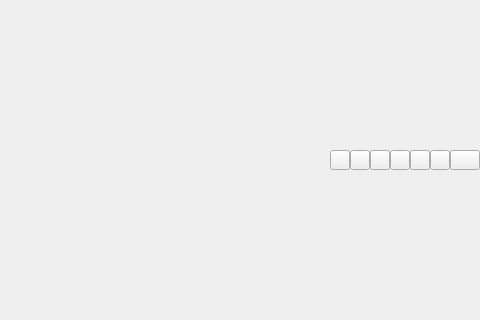
The window that FML/view/commonui/basic.ui (ruofeng216/fmlnew) describes before a commit, drawn with Qt 5; both pictures show x 136 to 616 and y 125 to 445 of the 616 by 570 pixel window.
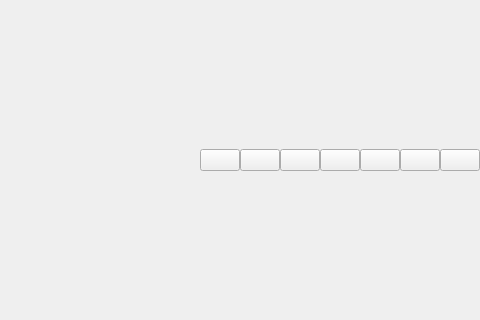
The same window after the commit. Custom widgets are drawn as their Qt base class.

```diff
--- a/FML/view/commonui/basic.ui
+++ b/FML/view/commonui/basic.ui
@@ -108,25 +108,18 @@
        </widget>
       </item>
       <item>
-       <widget class="QWidget" name="btns" native="true">
-        <layout class="QHBoxLayout" name="titleBtns">
+       <layout class="QHBoxLayout" name="btns">
          <property name="spacing">
           <number>0</number>
          </property>
          <property name="leftMargin">
           <number>0</number>
          </property>
-         <property name="topMargin">
-          <number>0</number>
-         </property>
          <property name="rightMargin">
           <number>0</number>
          </property>
-         <property name="bottomMargin">
-          <number>0</number>
-         </property>
          <item>
-          <widget class="QPushButton" name="btn_skin">
+         <widget class="PicButton" name="btn_skin">
            <property name="sizePolicy">
             <sizepolicy hsizetype="Minimum" vsizetype="Fixed">
              <horstretch>0</horstretch>
@@ -135,14 +128,14 @@
            </property>
            <property name="minimumSize">
             <size>
-             <width>20</width>
-             <height>20</height>
+            <width>0</width>
+            <height>0</height>
             </size>
            </property>
            <property name="maximumSize">
             <size>
-             <width>20</width>
-             <height>20</height>
+            <width>16777215</width>
+            <height>16777215</height>
             </size>
            </property>
            <property name="text">
@@ -157,7 +150,7 @@
           </widget>
          </item>
          <item>
-          <widget class="QPushButton" name="btn_pushpin">
+         <widget class="PicButton" name="btn_pushpin">
            <property name="sizePolicy">
             <sizepolicy hsizetype="Minimum" vsizetype="Fixed">
              <horstretch>0</horstretch>
@@ -166,14 +159,14 @@
            </property>
            <property name="minimumSize">
             <size>
-             <width>20</width>
-             <height>20</height>
+            <width>0</width>
+            <height>0</height>
             </size>
            </property>
            <property name="maximumSize">
             <size>
-             <width>20</width>
-             <height>20</height>
+            <width>16777215</width>
+            <height>16777215</height>
             </size>
            </property>
            <property name="text">
@@ -188,7 +181,7 @@
           </widget>
          </item>
          <item>
-          <widget class="QPushButton" name="btn_func">
+         <widget class="PicButton" name="btn_min">
            <property name="sizePolicy">
             <sizepolicy hsizetype="Minimum" vsizetype="Fixed">
              <horstretch>0</horstretch>
@@ -197,14 +190,14 @@
            </property>
            <property name="minimumSize">
             <size>
-             <width>20</width>
-             <height>20</height>
+            <width>0</width>
+            <height>0</height>
             </size>
            </property>
            <property name="maximumSize">
             <size>
-             <width>20</width>
-             <height>20</height>
+            <width>16777215</width>
+            <height>16777215</height>
             </size>
            </property>
            <property name="text">
@@ -219,7 +212,7 @@
           </widget>
          </item>
          <item>
-          <widget class="QPushButton" name="btn_min">
+         <widget class="PicButton" name="btn_max">
            <property name="sizePolicy">
             <sizepolicy hsizetype="Minimum" vsizetype="Fixed">
              <horstretch>0</horstretch>
@@ -228,14 +221,14 @@
            </property>
            <property name="minimumSize">
             <size>
-             <width>20</width>
-             <height>20</height>
+            <width>0</width>
+            <height>0</height>
             </size>
            </property>
            <property name="maximumSize">
             <size>
-             <width>20</width>
-             <height>20</height>
+            <width>16777215</width>
+            <height>16777215</height>
             </size>
            </property>
            <property name="text">
@@ -250,7 +243,7 @@
           </widget>
          </item>
          <item>
-          <widget class="QPushButton" name="btn_restore">
+         <widget class="PicButton" name="btn_func">
            <property name="sizePolicy">
             <sizepolicy hsizetype="Minimum" vsizetype="Fixed">
              <horstretch>0</horstretch>
@@ -259,14 +252,14 @@
            </property>
            <property name="minimumSize">
             <size>
-             <width>20</width>
-             <height>20</height>
+            <width>0</width>
+            <height>0</height>
             </size>
            </property>
            <property name="maximumSize">
             <size>
-             <width>20</width>
-             <height>20</height>
+            <width>16777215</width>
+            <height>16777215</height>
             </size>
            </property>
            <property name="text">
@@ -281,7 +274,7 @@
           </widget>
          </item>
          <item>
-          <widget class="QPushButton" name="btn_max">
+         <widget class="PicButton" name="btn_restore">
            <property name="sizePolicy">
             <sizepolicy hsizetype="Minimum" vsizetype="Fixed">
              <horstretch>0</horstretch>
@@ -290,14 +283,14 @@
            </property>
            <property name="minimumSize">
             <size>
-             <width>20</width>
-             <height>20</height>
+            <width>0</width>
+            <height>0</height>
             </size>
            </property>
            <property name="maximumSize">
             <size>
-             <width>20</width>
-             <height>20</height>
+            <width>16777215</width>
+            <height>16777215</height>
             </size>
            </property>
            <property name="text">
@@ -312,7 +305,7 @@
           </widget>
          </item>
          <item>
-          <widget class="QPushButton" name="btn_close">
+         <widget class="PicButton" name="btn_close">
            <property name="sizePolicy">
             <sizepolicy hsizetype="Minimum" vsizetype="Fixed">
              <horstretch>0</horstretch>
@@ -321,14 +314,14 @@
            </property>
            <property name="minimumSize">
             <size>
-             <width>30</width>
-             <height>20</height>
+            <width>0</width>
+            <height>0</height>
             </size>
            </property>
            <property name="maximumSize">
             <size>
-             <width>30</width>
-             <height>20</height>
+            <width>16777215</width>
+            <height>16777215</height>
             </size>
            </property>
            <property name="text">
@@ -343,7 +336,6 @@
           </widget>
          </item>
         </layout>
-       </widget>
       </item>
      </layout>
     </widget>
@@ -369,6 +361,13 @@
    </item>
   </layout>
  </widget>
+ <customwidgets>
+  <customwidget>
+   <class>PicButton</class>
+   <extends>QPushButton</extends>
+   <header>pic_button.h</header>
+  </customwidget>
+ </customwidgets>
  <resources>
   <include location="../../../skin/skin/dark.qrc"/>
  </resources>
```
Lines whose indentation alone changed are shown as unchanged.
